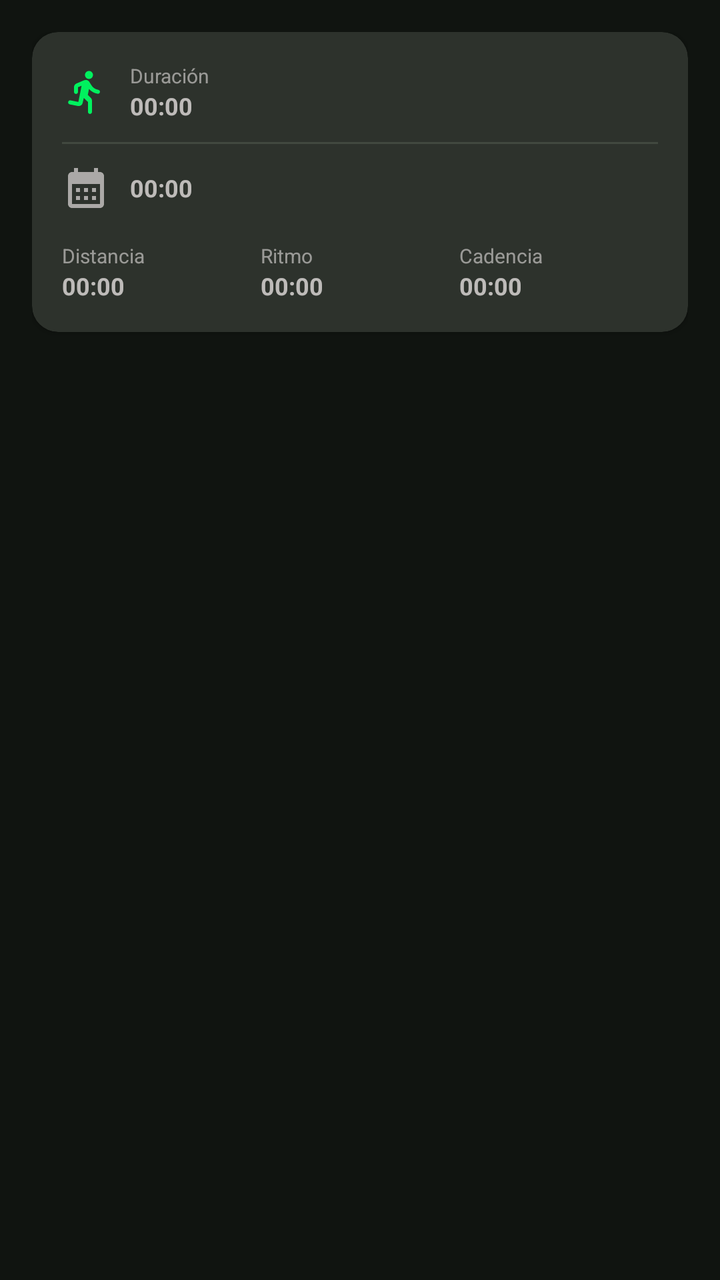
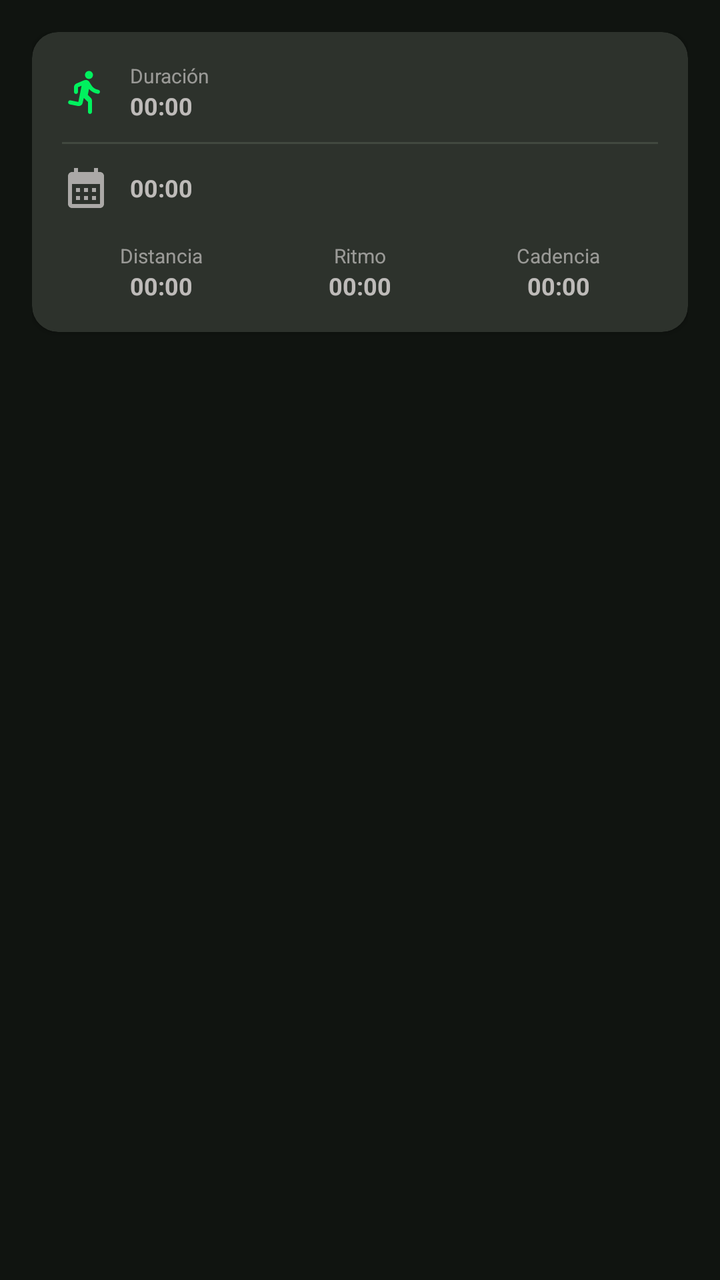

The first picture is an Android layout as it rendered before a commit; the second is the same layout after the commit. The layout source and the unified diff follow.
<!-- AndroidManifest.xml: application theme Theme.RunTruckerRaul -->
<!-- res/layout/item_training.xml -->
<?xml version="1.0" encoding="utf-8"?>
<LinearLayout xmlns:android="http://schemas.android.com/apk/res/android"
    android:layout_width="match_parent"
    android:layout_height="wrap_content"
    xmlns:app="http://schemas.android.com/apk/res-auto"
    android:orientation="vertical"
    android:padding="16dp">

    <androidx.cardview.widget.CardView
        app:cardCornerRadius="13dp"
        android:layout_width="match_parent"
        android:layout_height="wrap_content"
        android:backgroundTint="@color/md_theme_inverseOnSurface">

        <LinearLayout
            android:padding="15dp"
            android:layout_width="match_parent"
            android:layout_height="wrap_content"
            android:orientation="vertical"
            android:gravity="center">

            <LinearLayout
                android:layout_width="match_parent"
                android:layout_height="wrap_content"
                android:orientation="horizontal"
                android:gravity="center_vertical">

                <ImageView
                    android:layout_marginEnd="10dp"
                    android:layout_width="wrap_content"
                    android:layout_height="wrap_content"
                    android:src="@drawable/training"
                    app:tint="#00F15E" />

                <LinearLayout
                    android:layout_width="wrap_content"
                    android:layout_height="wrap_content"
                    android:orientation="vertical">

                    <TextView
                        android:textColor="#85FFF9F9"
                        android:layout_width="wrap_content"
                        android:layout_height="wrap_content"
                        android:textSize="10sp"
                        android:text="Duración"/>

                    <TextView
                        android:id="@+id/textViewTrainingTime"
                        android:textColor="#B0FFF9F9"
                        android:layout_width="wrap_content"
                        android:layout_height="wrap_content"
                        android:textSize="12sp"
                        android:textStyle="bold"
                        android:text="00:00"/>

                </LinearLayout>

            </LinearLayout>

            <com.google.android.material.divider.MaterialDivider
                android:layout_marginVertical="10dp"
                android:layout_width="wrap_content"
                android:layout_height="wrap_content"/>

            <LinearLayout
                android:layout_width="match_parent"
                android:layout_height="wrap_content"
                android:orientation="horizontal"
                android:gravity="center_vertical">

                <ImageView
                    android:layout_marginEnd="10dp"
                    android:layout_width="wrap_content"
                    android:layout_height="wrap_content"
                    android:src="@drawable/calendar"
                    app:tint="#99FFF9F9" />

                <TextView
                    android:id="@+id/textViewTrainingDate"
                    android:textColor="#B0FFF9F9"
                    android:layout_width="wrap_content"
                    android:layout_height="wrap_content"
                    android:textSize="12sp"
                    android:textStyle="bold"
                    android:text="00:00"/>


            </LinearLayout>



            <LinearLayout
                android:layout_marginTop="15dp"
                android:layout_width="match_parent"
                android:layout_height="wrap_content"
                android:orientation="horizontal">

                <LinearLayout
                    android:layout_width="match_parent"
                    android:layout_weight="1"
                    android:layout_height="wrap_content"
                    android:orientation="vertical">

                    <TextView
                        android:textColor="#85FFF9F9"
                        android:layout_width="wrap_content"
                        android:layout_height="wrap_content"
                        android:textSize="10sp"
                        android:text="Distancia"/>

                    <TextView
                        android:id="@+id/textViewTrainingDistance"
                        android:textColor="#B0FFF9F9"
                        android:layout_width="wrap_content"
                        android:layout_height="wrap_content"
                        android:textSize="12sp"
                        android:textStyle="bold"
                        android:text="00:00"/>

                </LinearLayout>

                <LinearLayout
                    android:layout_width="match_parent"
                    android:layout_weight="1"
                    android:layout_height="wrap_content"
                    android:orientation="vertical">

                    <TextView
                        android:textColor="#85FFF9F9"
                        android:layout_width="wrap_content"
                        android:layout_height="wrap_content"
                        android:textSize="10sp"
                        android:text="Ritmo"/>

                    <TextView
                        android:id="@+id/textViewTrainingRhythm"
                        android:textColor="#B0FFF9F9"
                        android:layout_width="wrap_content"
                        android:layout_height="wrap_content"
                        android:textSize="12sp"
                        android:textStyle="bold"
                        android:text="00:00"/>

                </LinearLayout>

                <LinearLayout
                    android:layout_width="match_parent"
                    android:layout_weight="1"
                    android:layout_height="wrap_content"
                    android:orientation="vertical">

                    <TextView
                        android:textColor="#85FFF9F9"
                        android:layout_width="wrap_content"
                        android:layout_height="wrap_content"
                        android:textSize="10sp"
                        android:text="Cadencia"/>

                    <TextView
                        android:id="@+id/textViewTrainingCadence"
                        android:textColor="#B0FFF9F9"
                        android:layout_width="wrap_content"
                        android:layout_height="wrap_content"
                        android:textSize="12sp"
                        android:textStyle="bold"
                        android:text="00:00"/>

                </LinearLayout>

            </LinearLayout>

        </LinearLayout>

    </androidx.cardview.widget.CardView>

</LinearLayout>
<!-- resources referenced by this layout -->
<resources>
  <color name="md_theme_inverseOnSurface">#2D322C</color>
  <!-- drawable calendar (drawable) -->
  <vector android:height="24dp" android:tint="#000000"
      android:viewportHeight="24" android:viewportWidth="24"
      android:width="24dp" xmlns:android="http://schemas.android.com/apk/res/android">
      <path android:fillColor="@android:color/white" android:pathData="M19,4h-1V2h-2v2H8V2H6v2H5C3.89,4 3.01,4.9 3.01,6L3,20c0,1.1 0.89,2 2,2h14c1.1,0 2,-0.9 2,-2V6C21,4.9 20.1,4 19,4zM19,20H5V10h14V20zM9,14H7v-2h2V14zM13,14h-2v-2h2V14zM17,14h-2v-2h2V14zM9,18H7v-2h2V18zM13,18h-2v-2h2V18zM17,18h-2v-2h2V18z"/>
  </vector>
  <style name="Theme.RunTruckerRaul" parent="Base.Theme.RunTruckerRaul" />
  <color name="md_theme_primary">#9ED49D</color>
  <color name="md_theme_onPrimary">#043912</color>
  <color name="md_theme_primaryContainer">#205026</color>
  <color name="md_theme_onPrimaryContainer">#B9F0B7</color>
  <color name="md_theme_secondary">#B9CCB5</color>
  <color name="md_theme_onSecondary">#243424</color>
  <color name="md_theme_secondaryContainer">#3A4B39</color>
  <color name="md_theme_onSecondaryContainer">#D4E8D0</color>
  <color name="md_theme_tertiary">#A1CED5</color>
  <color name="md_theme_onTertiary">#00363C</color>
  <color name="md_theme_tertiaryContainer">#1F4D53</color>
  <color name="md_theme_onTertiaryContainer">#BCEBF2</color>
  <color name="md_theme_error">#FFB4AB</color>
  <color name="md_theme_onError">#690005</color>
  <color name="md_theme_errorContainer">#93000A</color>
  <color name="md_theme_onErrorContainer">#FFDAD6</color>
  <color name="md_theme_background">#101410</color>
  <color name="md_theme_onBackground">#E0E4DB</color>
  <color name="md_theme_surface">#101410</color>
  <color name="md_theme_onSurface">#E0E4DB</color>
  <color name="md_theme_surfaceVariant">#424940</color>
  <color name="md_theme_onSurfaceVariant">#C2C9BD</color>
  <color name="md_theme_outline">#8C9389</color>
  <color name="md_theme_outlineVariant">#424940</color>
  <color name="md_theme_inverseSurface">#E0E4DB</color>
  <color name="md_theme_inversePrimary">#38693C</color>
  <color name="md_theme_primaryFixed">#B9F0B7</color>
  <color name="md_theme_onPrimaryFixed">#002106</color>
  <color name="md_theme_primaryFixedDim">#9ED49D</color>
  <color name="md_theme_onPrimaryFixedVariant">#205026</color>
  <color name="md_theme_secondaryFixed">#D4E8D0</color>
  <color name="md_theme_onSecondaryFixed">#101F10</color>
  <color name="md_theme_secondaryFixedDim">#B9CCB5</color>
  <color name="md_theme_onSecondaryFixedVariant">#3A4B39</color>
  <color name="md_theme_tertiaryFixed">#BCEBF2</color>
  <color name="md_theme_onTertiaryFixed">#001F23</color>
  <color name="md_theme_tertiaryFixedDim">#A1CED5</color>
  <color name="md_theme_onTertiaryFixedVariant">#1F4D53</color>
  <color name="md_theme_surfaceDim">#101410</color>
  <color name="md_theme_surfaceBright">#363A34</color>
  <color name="md_theme_surfaceContainerLowest">#0B0F0B</color>
  <color name="md_theme_surfaceContainerLow">#181D18</color>
  <color name="md_theme_surfaceContainer">#1C211B</color>
  <color name="md_theme_surfaceContainerHigh">#272B26</color>
  <color name="md_theme_surfaceContainerHighest">#313630</color>
  <!-- unchanged entries left out for length: 2 -->
</resources>

<!-- the commit's change to res/layout/item_training.xml (unified diff, before → after) -->
@@ -96,6 +96,7 @@
                 android:orientation="horizontal">
 
                 <LinearLayout
+                    android:gravity="center"
                     android:layout_width="match_parent"
                     android:layout_weight="1"
                     android:layout_height="wrap_content"
@@ -120,6 +121,8 @@
                 </LinearLayout>
 
                 <LinearLayout
+
+                    android:gravity="center"
                     android:layout_width="match_parent"
                     android:layout_weight="1"
                     android:layout_height="wrap_content"
@@ -144,6 +147,8 @@
                 </LinearLayout>
 
                 <LinearLayout
+
+                    android:gravity="center"
                     android:layout_width="match_parent"
                     android:layout_weight="1"
                     android:layout_height="wrap_content"
